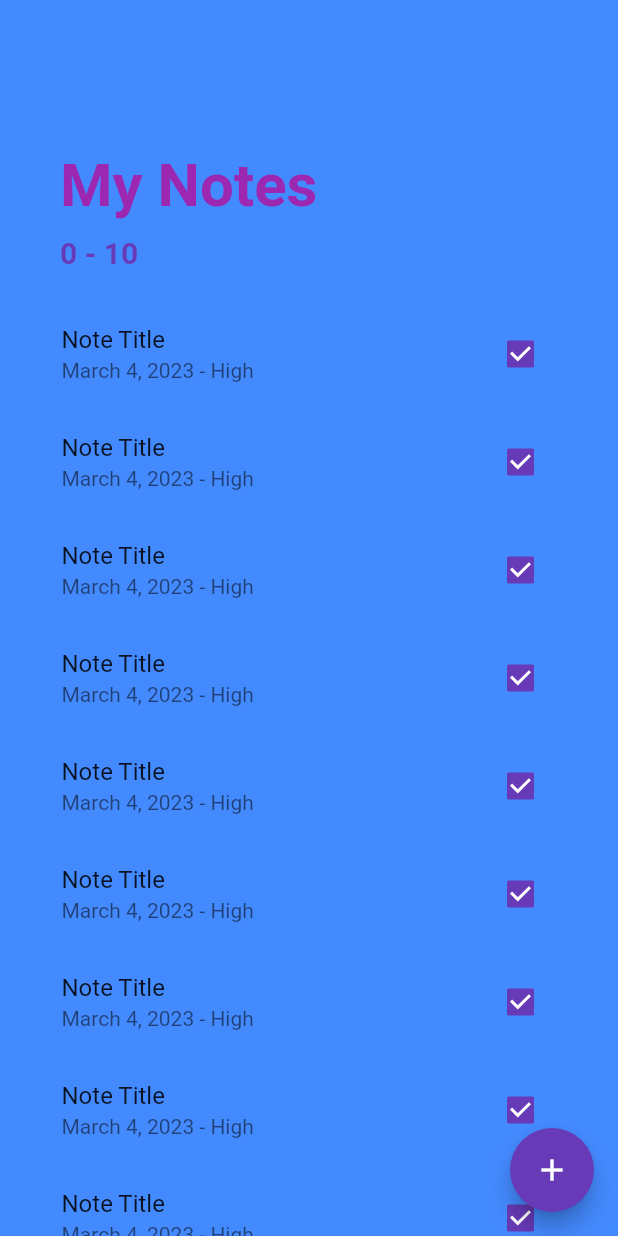
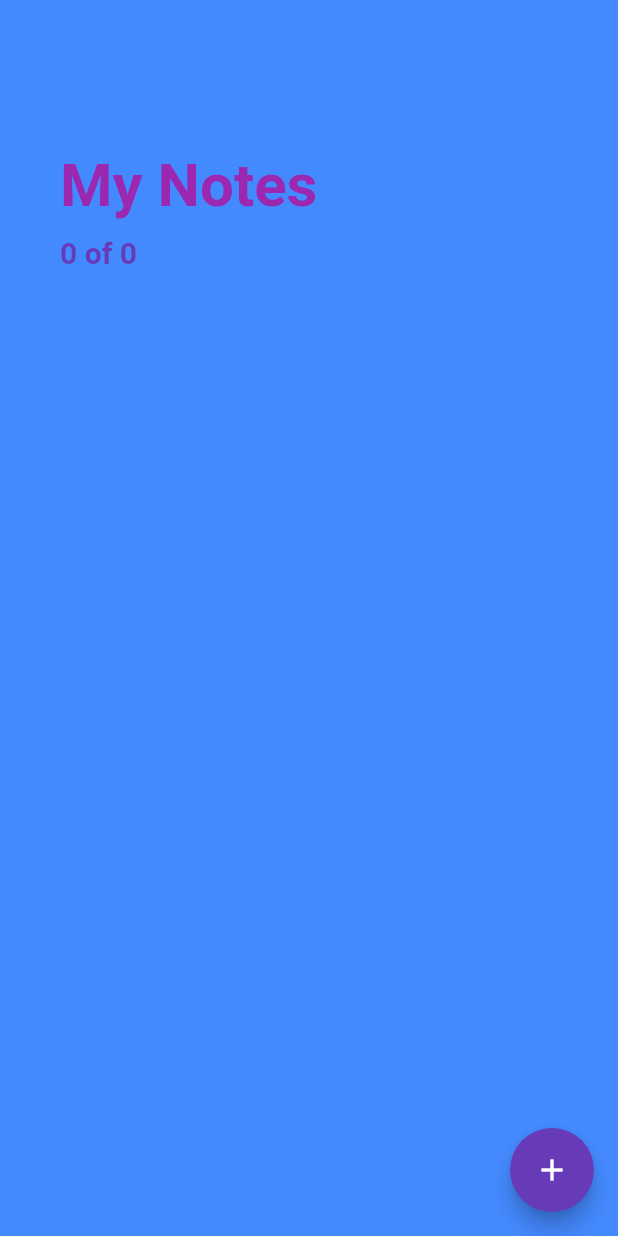
Before and after one commit to ZeggyRaph/Todo, a Flutter app: the screen it shows after launch, on a phone screen of 412 x 824 dp. Run offline on Flutter 3.47's test engine with Material 2 defaults, Android fonts, the phone set to English and light mode, and no system bars; our stand-ins replace sqflite; accounts and stored records are empty.

Commit message:
functionality for adding data on HomeScreen

```diff
--- a/lib/screens/home_screen.dart
+++ b/lib/screens/home_screen.dart
@@ -1,5 +1,8 @@
 import 'package:flutter/cupertino.dart';
 import 'package:flutter/material.dart';
+import 'package:intl/intl.dart';
+import 'package:my_todo/database/database.dart';
+import 'package:my_todo/models/note_model.dart';
 import 'package:my_todo/screens/add_note_screen.dart';
 
 
@@ -12,19 +15,56 @@ class HomeScreen extends StatefulWidget {
 }
 
 class _HomeScreenState extends State<HomeScreen> {
-  Widget _buildNote(int index){
+
+  late Future<List<Note>> _noteList;
+  final DateFormat _dateFormatter = DateFormat('MMM dd, yyyy');
+
+  DatabaseHelper _databaseHelper = DatabaseHelper.instance;
+
+  @override
+  void initState(){
+    super.initState();
+    _updateNoteList();
+  }
+
+  _updateNoteList(){
+    _noteList = DatabaseHelper.instance.getNoteList();
+  }
+
+
+
+  Widget _buildNote(Note note){
     return Padding(
       padding: const EdgeInsets.symmetric(horizontal: 25),
       child: ListTile(
-        title: const Text('Note Title'),
-        subtitle: const Text('March 4, 2023 - High'),
+        title:  Text(note.title!,
+          style: TextStyle(
+            fontSize: 18.0,
+            color: Colors.white,
+            decoration: note.status == 0
+                ? TextDecoration.none : TextDecoration.lineThrough,
+          ),),
+        subtitle: Text('${_dateFormatter.format(note.date!)} - ${note.priority}',
+        style: TextStyle(
+          fontSize: 15.0,
+          color: Colors.white,
+          decoration: note.status == 0
+              ? TextDecoration.none : TextDecoration.lineThrough,
+
+        ),),
         trailing: Checkbox(
           onChanged: (value){
-            print(value);
+            note.status = value! ? 1 : 0;
+            DatabaseHelper.instance.updateNote(note);
+            _updateNoteList();
+            Navigator.pushReplacement(context, MaterialPageRoute(builder: (_) => const HomeScreen()));
           },
           activeColor: Theme.of(context).primaryColor,
-          value: true,
+          value: note.status == 1 ? true : false,
         ),
+        onTap:() {
+          Navigator.push(context, CupertinoPageRoute(builder: (_) => const AddNoteScreen(),));
+        },
         ),);
 
   }
@@ -40,25 +80,36 @@ class _HomeScreenState extends State<HomeScreen> {
         },
         child: const Icon(Icons.add),
       ),
-      body: ListView.builder(
+      body: FutureBuilder(
+        future: _noteList,
+        builder: (context, AsyncSnapshot snapShot) {
+          if(!snapShot.hasData){
+            return const Center(
+              child: CircularProgressIndicator(),
+            );
+          }
+          final int completeNoteCount = snapShot.data!.where((Note note) => note.status == 1).toList().length;
+          return
+            ListView.builder(
                 padding: const EdgeInsets.symmetric(vertical: 80.0),
-          itemCount: 10,
+                itemCount: int.parse(snapShot.data!.length.toString())+1,
 
-          itemBuilder: (BuildContext context, int index){
-            if(index == 0){
-              return Padding(padding: const EdgeInsets.symmetric(horizontal: 40.0, vertical: 20.0),
+                itemBuilder: (BuildContext context, int index) {
+                  if (index == 0) {
+                    return Padding(padding: const EdgeInsets.symmetric(
+                        horizontal: 40.0, vertical: 20.0),
                       child: Column(
                         crossAxisAlignment: CrossAxisAlignment.start,
-                  children:const <Widget> [
-                    Text('My Notes',
+                        children:  <Widget>[
+                          const Text('My Notes',
                             style: TextStyle(
                                 color: Colors.purple,
                                 fontSize: 40.0,
                                 fontWeight: FontWeight.bold
                             ),),
-                    SizedBox(height: 10.0,),
-                    Text('0 - 10',
-                      style: TextStyle(
+                          const SizedBox(height: 10.0,),
+                          Text('$completeNoteCount of ${snapShot.data.length}',
+                            style: const TextStyle(
                                 color: Colors.deepPurple,
                                 fontSize: 20.0,
                                 fontWeight: FontWeight.w600),),
@@ -66,8 +117,10 @@ class _HomeScreenState extends State<HomeScreen> {
                       ),
                     );
                   }
-            return _buildNote(index);
-          }),
+                  return _buildNote(snapShot.data![index-1]);
+                });
+        }
+      )
     );
   }
 }
```
Lines whose indentation alone changed are shown as unchanged.
